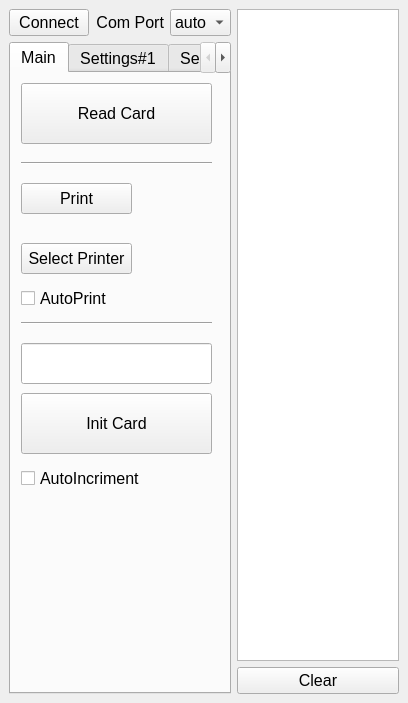
This is design.ui in sportiduino/SportiduinoPQ as Qt 5 draws it before an edit. The edited form follows.
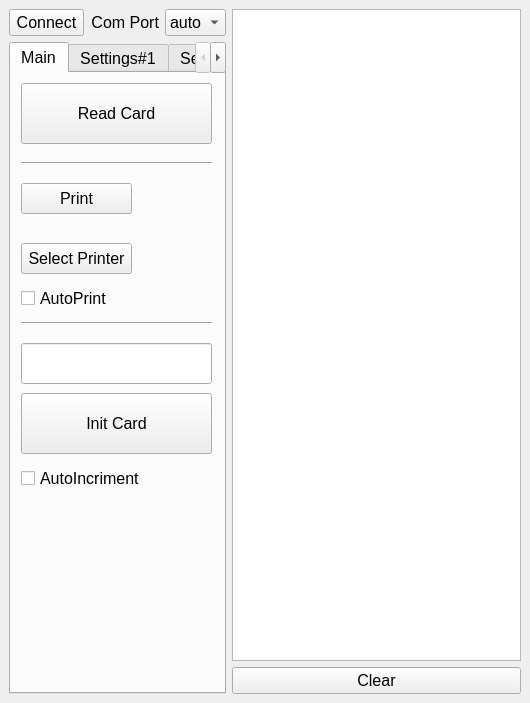
This is the edited form.

Commit message: Немного поправил дизайн и перевод

Diff of the .ui file:
```diff
--- a/design.ui
+++ b/design.ui
@@ -6,7 +6,7 @@
    <rect>
     <x>0</x>
     <y>0</y>
-    <width>408</width>
+    <width>530</width>
     <height>703</height>
    </rect>
   </property>
@@ -21,6 +21,18 @@
        <layout class="QHBoxLayout" name="horizontalLayout">
         <item>
          <widget class="QPushButton" name="Connec">
+          <property name="sizePolicy">
+           <sizepolicy hsizetype="Maximum" vsizetype="Fixed">
+            <horstretch>0</horstretch>
+            <verstretch>0</verstretch>
+           </sizepolicy>
+          </property>
+          <property name="maximumSize">
+           <size>
+            <width>75</width>
+            <height>16777215</height>
+           </size>
+          </property>
           <property name="font">
            <font>
             <pointsize>12</pointsize>
@@ -233,6 +245,24 @@
       </item>
       <item>
        <widget class="QTabWidget" name="Log">
+        <property name="sizePolicy">
+         <sizepolicy hsizetype="Minimum" vsizetype="Expanding">
+          <horstretch>0</horstretch>
+          <verstretch>0</verstretch>
+         </sizepolicy>
+        </property>
+        <property name="minimumSize">
+         <size>
+          <width>0</width>
+          <height>0</height>
+         </size>
+        </property>
+        <property name="maximumSize">
+         <size>
+          <width>16777215</width>
+          <height>16777215</height>
+         </size>
+        </property>
         <property name="font">
          <font>
           <pointsize>12</pointsize>
@@ -311,10 +341,16 @@
            <rect>
             <x>10</x>
             <y>140</y>
-            <width>191</width>
+            <width>111</width>
             <height>31</height>
            </rect>
           </property>
+          <property name="sizePolicy">
+           <sizepolicy hsizetype="Minimum" vsizetype="Fixed">
+            <horstretch>0</horstretch>
+            <verstretch>0</verstretch>
+           </sizepolicy>
+          </property>
           <property name="text">
            <string/>
           </property>
```
Left out of the diff: 31 changed lines with no effect on the pictures. The commit also changes 3 other files.
